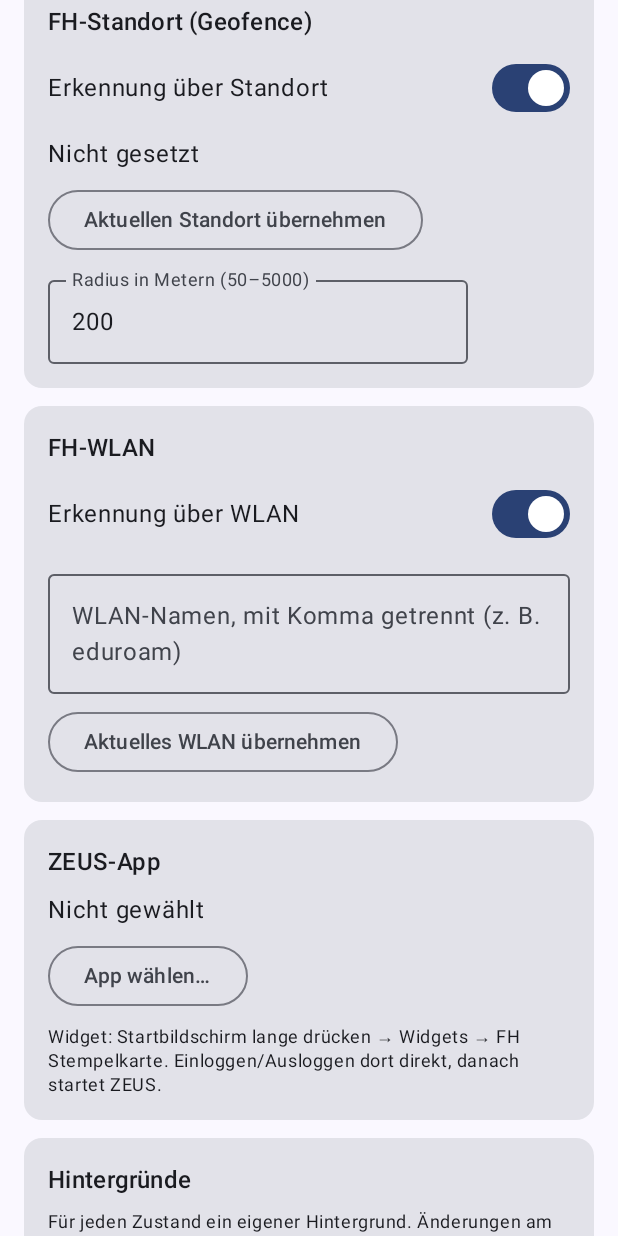
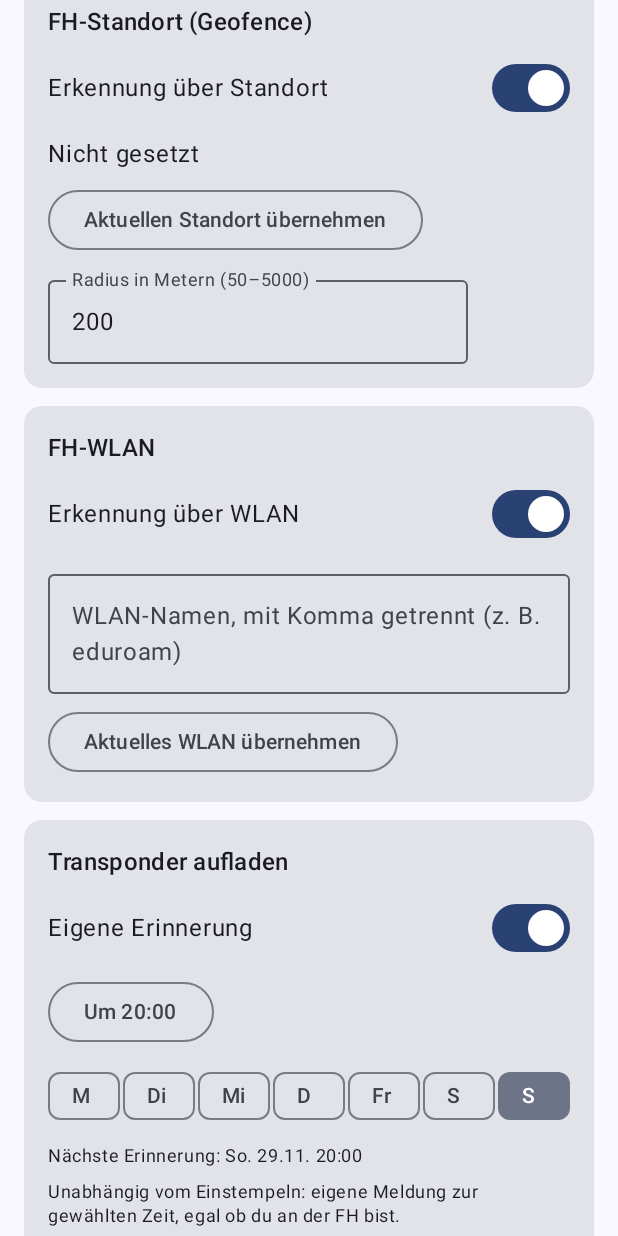
Before and after one commit to Blaintino/FH-Stempelkarte, an Android app built with Jetpack Compose: the screen it shows after launch (MainActivity), scrolled down 576 dp, on a phone screen of 412 x 824 dp. Run offline under Robolectric (Android 15) with nearby library versions, the phone set to English and light mode, and no system bars.

Commit message:
Unabhängige Erinnerung „Transponder aufladen“
Eigene Uhrzeit und Wochentage (Standard sonntags 20:00), eigener Kanal,
eigener Alarm und Receiver. Berührt weder Zustand noch Hintergrund.

Co-Authored-By: Claude Opus 5.5 <noreply@anthropic.com>
Claude-Session: https://claude.ai/code/session_012fSuJVyz3d7ujBeojQMZsM

```diff
--- a/app/src/main/AndroidManifest.xml
+++ b/app/src/main/AndroidManifest.xml
@@ -118,6 +118,11 @@
             android:name=".DetectReceiver"
             android:exported="false" />
 
+        <!-- Unabhängige Erinnerung „Transponder aufladen“. -->
+        <receiver
+            android:name=".TransponderReceiver"
+            android:exported="false" />
+
         <receiver
             android:name=".BootReceiver"
             android:exported="true">
--- a/app/src/main/java/de/fhstempelkarte/MainActivity.kt
+++ b/app/src/main/java/de/fhstempelkarte/MainActivity.kt
@@ -12,6 +12,7 @@ class MainActivity : ComponentActivity() {
         enableEdgeToEdge()
         super.onCreate(savedInstanceState)
         Notifier.ensureChannel(this)
+        Transponder.ensureChannel(this)
         // Repariert verlorene Alarme (z. B. nach „Stopp erzwingen“).
         val ctx = applicationContext
         AppScope.launch { if (Scheduler.planAll(ctx)) Detector.checkNow(ctx, "App geöffnet") }
--- a/app/src/main/java/de/fhstempelkarte/Reliability.kt
+++ b/app/src/main/java/de/fhstempelkarte/Reliability.kt
@@ -76,6 +76,20 @@ object Reliability {
             "Einstellungen öffnen",
         ) {
             Intent(Settings.ACTION_APP_NOTIFICATION_SETTINGS).putExtra(Settings.EXTRA_APP_PACKAGE, it.packageName)
+        }
+
+        if (cfg.transponderOn) {
+            Transponder.ensureChannel(ctx)
+            val tc = ctx.getSystemService(NotificationManager::class.java).getNotificationChannel(Transponder.CHANNEL)
+            list += Check(
+                "Meldung „Transponder aufladen“ erlaubt",
+                NotificationManagerCompat.from(ctx).areNotificationsEnabled() &&
+                    (tc == null || tc.importance != NotificationManager.IMPORTANCE_NONE),
+                "Eigener Benachrichtigungskanal für die Transponder-Erinnerung.",
+                "Einstellungen öffnen",
+            ) {
+                Intent(Settings.ACTION_APP_NOTIFICATION_SETTINGS).putExtra(Settings.EXTRA_APP_PACKAGE, it.packageName)
+            }
         }
 
         if (Build.VERSION.SDK_INT >= 31) {
--- a/app/src/main/java/de/fhstempelkarte/Scheduler.kt
+++ b/app/src/main/java/de/fhstempelkarte/Scheduler.kt
@@ -40,6 +40,8 @@ object Scheduler {
      * nicht auf die Sekunde stimmen: exakt-und-idle, damit kein zweiter „Wecker“ erscheint.
      */
     fun planAll(ctx: Context): Boolean {
+        // Unabhängige Transponder-Erinnerung mitplanen (gleiche Anlässe: Boot, Update, App-Start …).
+        runCatching { Transponder.plan(ctx) }
         val store = Store(ctx)
         val cfg = store.config.window
         val am = ctx.getSystemService(AlarmManager::class.java)
--- a/app/src/main/java/de/fhstempelkarte/Store.kt
+++ b/app/src/main/java/de/fhstempelkarte/Store.kt
@@ -27,6 +27,10 @@ data class Config(
     val karteiAkzent: Boolean = false,
     val karteiOut: Int = KARTEI_OUT,
     val karteiIn: Int = KARTEI_IN,
+    /** Unabhängige Erinnerung „Transponder aufladen“ ([Transponder]); Minuten ab Mitternacht, Bit 0 = Montag. */
+    val transponderOn: Boolean = true,
+    val transponderMinute: Int = 20 * 60,
+    val transponderDays: Int = TransponderPlan.SUNDAY,
 ) {
     val hasLocation get() = lat != null && lon != null
 
@@ -103,6 +107,11 @@ class Store(ctx: Context) {
         get() = p.getLong("plannedStart", 0)
         set(v) = put { putLong("plannedStart", v) }
 
+    /** Zuletzt geplante Transponder-Erinnerung, nur fürs Protokoll. */
+    var plannedTransponder: Long
+        get() = p.getLong("plannedTransponder", 0)
+        set(v) = put { putLong("plannedTransponder", v) }
+
     var config: Config
         get() = Config(
             window = WindowConfig(
@@ -126,6 +135,9 @@ class Store(ctx: Context) {
             karteiAkzent = p.getBoolean("karteiAkzent", false),
             karteiOut = p.getInt("karteiOut", Config.KARTEI_OUT),
             karteiIn = p.getInt("karteiIn", Config.KARTEI_IN),
+            transponderOn = p.getBoolean("transponderOn", true),
+            transponderMinute = p.getInt("transponderMinute", 20 * 60),
+            transponderDays = p.getInt("transponderDays", TransponderPlan.SUNDAY),
         )
         set(c) = put {
             putInt("start", c.window.startMinute)
@@ -147,6 +159,9 @@ class Store(ctx: Context) {
             putBoolean("karteiAkzent", c.karteiAkzent)
             putInt("karteiOut", c.karteiOut)
             putInt("karteiIn", c.karteiIn)
+            putBoolean("transponderOn", c.transponderOn)
+            putInt("transponderMinute", c.transponderMinute)
+            putInt("transponderDays", c.transponderDays)
         }
 
     fun update(change: (Config) -> Config) {
--- /dev/null
+++ b/app/src/main/java/de/fhstempelkarte/Transponder.kt
@@ -0,0 +1,118 @@
+package de.fhstempelkarte
+
+import android.annotation.SuppressLint
+import android.app.AlarmManager
+import android.app.Notification
+import android.app.NotificationChannel
+import android.app.NotificationManager
+import android.app.PendingIntent
+import android.content.BroadcastReceiver
+import android.content.Context
+import android.content.Intent
+import androidx.core.app.NotificationCompat
+import androidx.core.app.NotificationManagerCompat
+import java.time.ZonedDateTime
+import java.time.format.DateTimeFormatter
+import java.util.Locale
+import kotlin.concurrent.thread
+
+/**
+ * Zweiter, unabhängiger Hinweis: „Transponder aufladen“ (Wunsch des Nutzers, 2026-11-23).
+ * Eigene Uhrzeit/Wochentage, eigener Alarm, eigener Kanal und eigene Meldung. Berührt weder
+ * den Stempel-Zustand noch Hintergrund oder Erkennung.
+ */
+object Transponder {
+
+    const val CHANNEL = "transponder"
+    const val ACTION = "de.fhstempelkarte.TRANSPONDER"
+    private const val ID = 2
+    private val LOG_TIME = DateTimeFormatter.ofPattern("EE dd.MM. HH:mm", Locale.GERMAN)
+
+    private fun alarmPi(ctx: Context): PendingIntent = PendingIntent.getBroadcast(
+        ctx, 10, Intent(ctx, TransponderReceiver::class.java).setAction(ACTION),
+        PendingIntent.FLAG_UPDATE_CURRENT or PendingIntent.FLAG_IMMUTABLE,
+    )
+
+    fun next(cfg: Config, now: ZonedDateTime = ZonedDateTime.now()): ZonedDateTime? =
+        if (cfg.transponderOn) TransponderPlan.next(now, cfg.transponderMinute, cfg.transponderDays) else null
+
+    /** Idempotent; aus [Scheduler.planAll] und nach jeder Erinnerung. */
+    fun plan(ctx: Context) {
+        val store = Store(ctx)
+        val am = ctx.getSystemService(AlarmManager::class.java)
+        val pi = alarmPi(ctx)
+        val at = next(store.config)
+        if (at == null) {
+            am.cancel(pi)
+        } else {
+            val ms = at.toInstant().toEpochMilli()
+            if (Scheduler.canScheduleExact(ctx)) {
+                am.setExactAndAllowWhileIdle(AlarmManager.RTC_WAKEUP, ms, pi)
+            } else {
+                am.setAndAllowWhileIdle(AlarmManager.RTC_WAKEUP, ms, pi)
+            }
+        }
+        val ms = at?.toInstant()?.toEpochMilli() ?: 0L
+        if (ms != store.plannedTransponder) {
+            store.plannedTransponder = ms
+            EventLog.add(
+                ctx,
+                if (at == null) "Keine Transponder-Erinnerung geplant" else "Transponder-Erinnerung geplant: ${at.format(LOG_TIME)}",
+            )
+        }
+    }
+
+    fun ensureChannel(ctx: Context) {
+        val channel = NotificationChannel(CHANNEL, "Transponder aufladen", NotificationManager.IMPORTANCE_HIGH).apply {
+            description = "Erinnerung, den FH-Transponder aufzuladen"
+            lockscreenVisibility = Notification.VISIBILITY_PUBLIC
+            enableVibration(true)
+        }
+        ctx.getSystemService(NotificationManager::class.java).createNotificationChannel(channel)
+    }
+
+    /** Antippen schließt die Meldung und öffnet die Einstellungen. `cancel` + `notify` wie [Notifier]. */
+    @SuppressLint("MissingPermission")
+    fun show(ctx: Context) {
+        ensureChannel(ctx)
+        val nm = NotificationManagerCompat.from(ctx)
+        if (!nm.areNotificationsEnabled()) {
+            EventLog.add(ctx, "Transponder-Meldung NICHT gezeigt: Benachrichtigungen aus")
+            return
+        }
+        val open = PendingIntent.getActivity(
+            ctx, 10, Intent(ctx, MainActivity::class.java).addFlags(Intent.FLAG_ACTIVITY_NEW_TASK),
+            PendingIntent.FLAG_UPDATE_CURRENT or PendingIntent.FLAG_IMMUTABLE,
+        )
+        val n = NotificationCompat.Builder(ctx, CHANNEL)
+            .setSmallIcon(R.drawable.ic_stempel)
+            .setContentTitle("Transponder aufladen")
+            .setContentText("Denk dran, deinen Transponder aufzuladen.")
+            .setPriority(NotificationCompat.PRIORITY_HIGH)
+            .setCategory(NotificationCompat.CATEGORY_REMINDER)
+            .setVisibility(NotificationCompat.VISIBILITY_PUBLIC)
+            .setDefaults(NotificationCompat.DEFAULT_ALL)
+            .setAutoCancel(true)
+            .setContentIntent(open)
+            .build()
+        nm.cancel(ID)
+        nm.notify(ID, n)
+        EventLog.add(ctx, "Transponder-Meldung gezeigt")
+    }
+}
+
+/** Alarm der Transponder-Erinnerung: Meldung zeigen und die nächste planen. */
+class TransponderReceiver : BroadcastReceiver() {
+    override fun onReceive(ctx: Context, intent: Intent) {
+        if (intent.action != Transponder.ACTION) return
+        val pending = goAsync()
+        thread {
+            try {
+                if (Store(ctx).config.transponderOn) runCatching { Transponder.show(ctx) }
+                Transponder.plan(ctx)
+            } finally {
+                pending.finish()
+            }
+        }
+    }
+}
--- /dev/null
+++ b/app/src/main/java/de/fhstempelkarte/TransponderPlan.kt
@@ -0,0 +1,29 @@
+package de.fhstempelkarte
+
+import java.time.LocalTime
+import java.time.ZonedDateTime
+
+/**
+ * Zeitrechnung für die Erinnerung „Transponder aufladen“ (rein, `TransponderPlanTest`).
+ * Unabhängig vom Stempel-Zeitfenster: eigene Uhrzeit (Minuten ab Mitternacht) und eigene
+ * Wochentage (Bit 0 = Montag, wie [WindowConfig.weekdayMask]).
+ */
+object TransponderPlan {
+
+    const val SUNDAY = 1 shl 6
+
+    fun isValid(minute: Int, mask: Int): Boolean = minute in 0 until 24 * 60 && mask and 0b1111111 != 0
+
+    /** Nächste Erinnerung echt nach [now]; null, wenn kein Wochentag gewählt ist. */
+    fun next(now: ZonedDateTime, minute: Int, mask: Int): ZonedDateTime? {
+        if (!isValid(minute, mask)) return null
+        for (i in 0L..7L) {
+            val date = now.toLocalDate().plusDays(i)
+            if (mask and (1 shl (date.dayOfWeek.value - 1)) == 0) continue
+            // ZonedDateTime.of schiebt Uhrzeiten in einer Zeitumstellungs-Lücke nach vorn.
+            val at = ZonedDateTime.of(date, LocalTime.of(minute / 60, minute % 60), now.zone)
+            if (at.isAfter(now)) return at
+        }
+        return null
+    }
+}
--- a/app/src/main/java/de/fhstempelkarte/Ui.kt
+++ b/app/src/main/java/de/fhstempelkarte/Ui.kt
@@ -217,6 +217,7 @@ private fun MainScreen(tick: Int, padding: PaddingValues, onChecks: () -> Unit)
         item { WindowCard(cfg, ::save) }
         item { LocationCard(cfg, ::save) }
         item { WifiCard(cfg, ::save) }
+        item { TransponderCard(cfg, ::save) }
         item {
             SectionCard("ZEUS-App") {
                 val label = remember(cfg.zeusPackage) { Zeus.label(ctx, cfg.zeusPackage) }
@@ -304,6 +305,43 @@ private fun WindowCard(cfg: Config, save: ((Config) -> Config) -> Unit) {
             }
         }
         Text("Nur in diesem Fenster wird erkannt, ob du an der FH bist.", style = MaterialTheme.typography.bodySmall)
+    }
+}
+
+@Composable
+private fun TransponderCard(cfg: Config, save: ((Config) -> Config) -> Unit) {
+    val ctx = LocalContext.current
+    val next = remember(cfg) { Transponder.next(cfg) }
+    SectionCard("Transponder aufladen") {
+        EnableRow("Eigene Erinnerung", cfg.transponderOn) { v -> save { it.copy(transponderOn = v) } }
+        OutlinedButton(onClick = {
+            TimePickerDialog(ctx, { _, h, m ->
+                save { it.copy(transponderMinute = h * 60 + m) }
+            }, cfg.transponderMinute / 60, cfg.transponderMinute % 60, true).show()
+        }) { Text("Um ${hm(cfg.transponderMinute)}") }
+        Row(horizontalArrangement = Arrangement.spacedBy(2.dp)) {
+            DAYS.forEachIndexed { i, d ->
+                FilterChip(
+                    selected = cfg.transponderDays and (1 shl i) != 0,
+                    onClick = { save { it.copy(transponderDays = it.transponderDays xor (1 shl i)) } },
+                    label = { Text(d, maxLines = 1) },
+                    modifier = Modifier.weight(1f),
+                )
+            }
+        }
+        Text(
+            when {
+                !cfg.transponderOn -> "Aus."
+                next == null -> "Kein Wochentag gewählt."
+                else -> "Nächste Erinnerung: " + next.format(DateTimeFormatter.ofPattern("EE dd.MM. HH:mm", Locale.GERMAN))
+            },
+            style = MaterialTheme.typography.bodySmall,
+        )
+        Text(
+            "Unabhängig vom Einstempeln: eigene Meldung zur gewählten Zeit, egal ob du an der FH bist.",
+            style = MaterialTheme.typography.bodySmall,
+        )
+        TextButton(onClick = { AppScope.launch { Transponder.show(ctx) } }) { Text("Meldung testen") }
     }
 }
 
```
Also changed, not shown: 3 other files.
